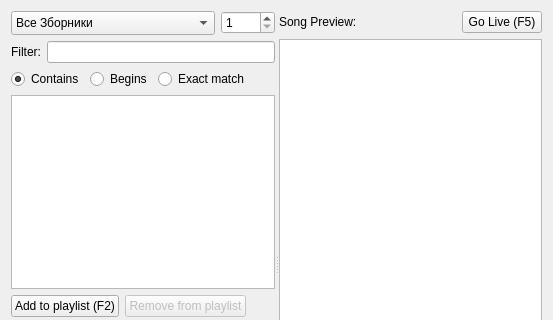
Old version of the form src/songwidget.ui in the repository SoftProjector/src; both pictures show x 0 to 553 and y 0 to 320 of the 553 by 528 pixel window.
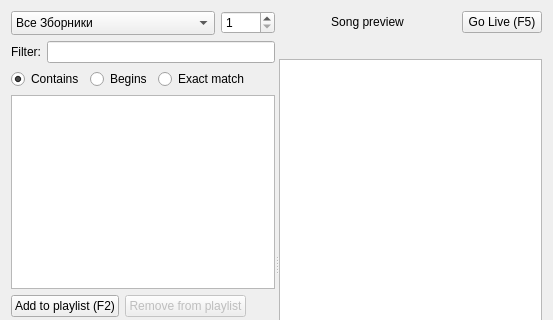
New version of the form.

Commit message: Changed all user-visible occurrences of "sbornik" to "song collection". Changed occurrences of "tune" to "key".

Diff of the .ui file:
```diff
--- a/src/songwidget.ui
+++ b/src/songwidget.ui
@@ -249,27 +249,17 @@
      <widget class="QWidget" name="layoutWidget">
       <layout class="QVBoxLayout" name="verticalLayout_2">
        <item>
-        <layout class="QHBoxLayout" name="horizontalLayout_2">
+        <layout class="QHBoxLayout" name="horizontalLayout_2" stretch="1,0">
          <item>
           <widget class="QLabel" name="label">
            <property name="text">
-            <string>Song Preview:</string>
+            <string>Song preview</string>
+           </property>
+           <property name="alignment">
+            <set>Qt::AlignCenter</set>
            </property>
           </widget>
          </item>
-         <item>
-          <spacer name="horizontalSpacer_3">
-           <property name="orientation">
-            <enum>Qt::Horizontal</enum>
-           </property>
-           <property name="sizeHint" stdset="0">
-            <size>
-             <width>0</width>
-             <height>20</height>
-            </size>
-           </property>
-          </spacer>
-         </item>
          <item>
           <widget class="QPushButton" name="btnLive">
            <property name="toolTip">
@@ -289,6 +279,13 @@
          </item>
         </layout>
        </item>
+       <item>
+        <widget class="QLabel" name="preview_label">
+         <property name="text">
+          <string/>
+         </property>
+        </widget>
+       </item>
        <item>
         <widget class="QListWidget" name="listPreview">
          <property name="minimumSize">
```
Left out of the diff: 4 changed lines with no effect on the pictures. The commit also changes 9 other files.
